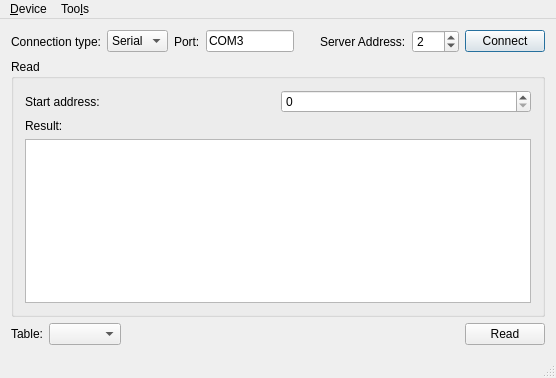
This is modbuslistener.ui in Muzalevsky/SITH as Qt 5 draws it before an edit. The edited form follows.
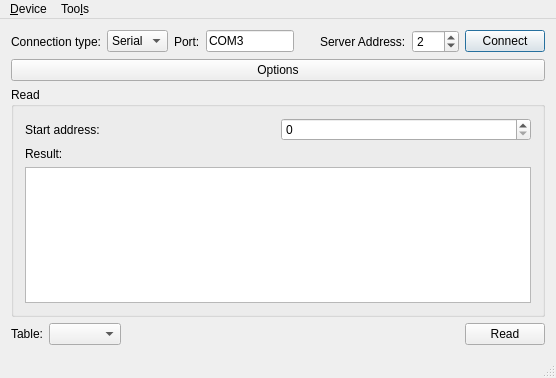
This is the edited form.

Diff of the .ui file:
```diff
--- a/modbuslistener.ui
+++ b/modbuslistener.ui
@@ -139,6 +139,13 @@
       </item>
      </layout>
     </item>
+    <item>
+     <widget class="QPushButton" name="optionsButton">
+      <property name="text">
+       <string>Options</string>
+      </property>
+     </widget>
+    </item>
     <item>
      <layout class="QHBoxLayout" name="horizontalLayout_2">
       <item>
```
Left out of the diff: 3 changed lines with no effect on the pictures.
